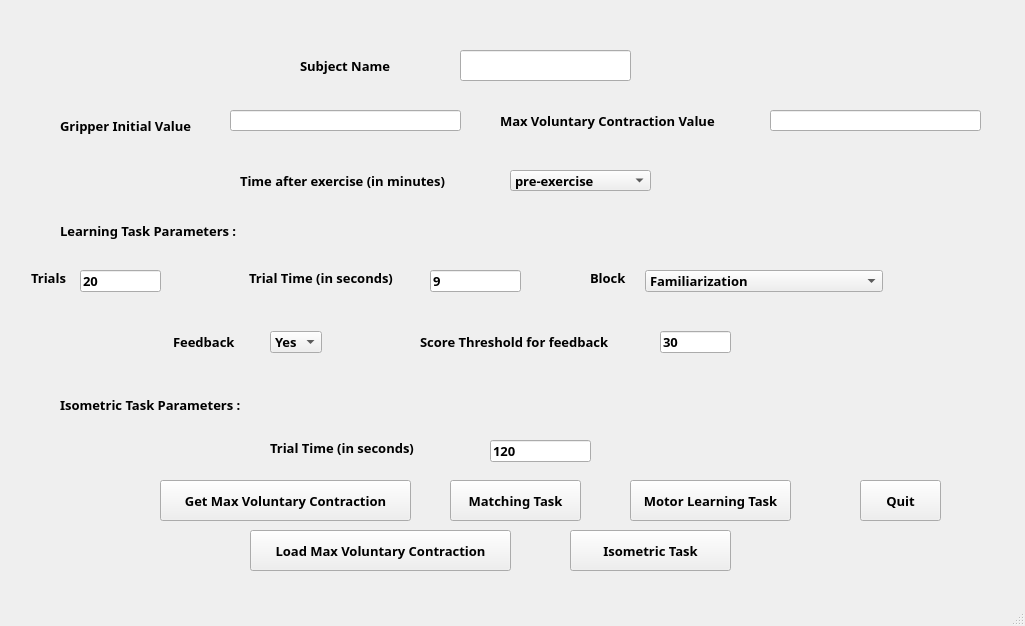
Old version of the form Elvisha/task_GUI.ui in the repository arnaghosh/MITACS.
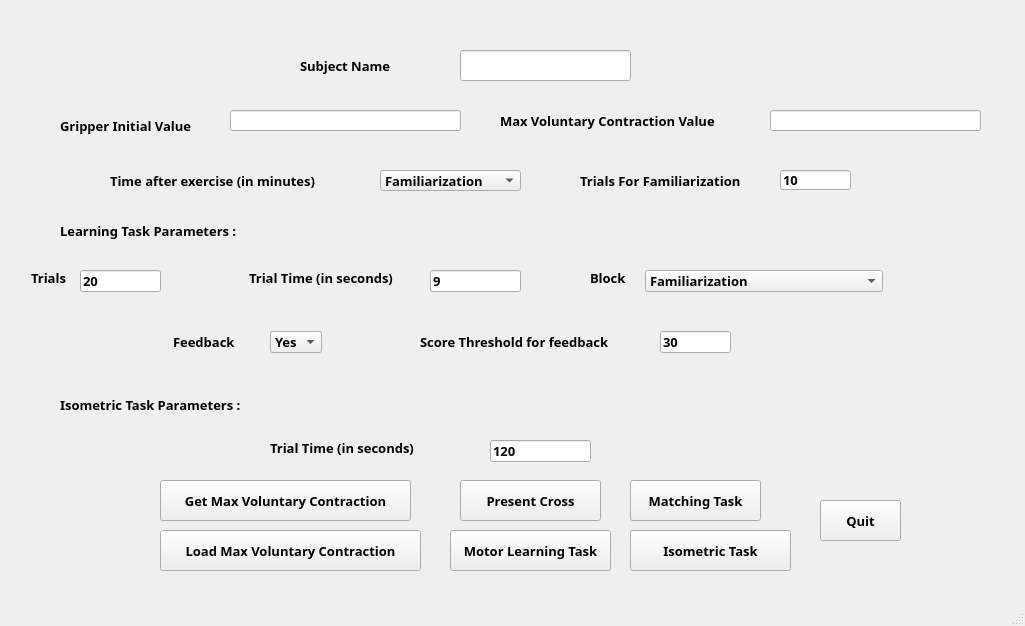
New version of the form. Icons and pictures are not drawn.

Commit message: adding present cross feature.

```diff
--- a/Elvisha/task_GUI.ui
+++ b/Elvisha/task_GUI.ui
@@ -93,7 +93,7 @@
    <widget class="QPushButton" name="hold">
     <property name="geometry">
      <rect>
-      <x>450</x>
+      <x>630</x>
       <y>480</y>
       <width>131</width>
       <height>41</height>
@@ -106,8 +106,8 @@
    <widget class="QPushButton" name="learn">
     <property name="geometry">
      <rect>
-      <x>630</x>
-      <y>480</y>
+      <x>450</x>
+      <y>530</y>
       <width>161</width>
       <height>41</height>
      </rect>
@@ -119,8 +119,8 @@
    <widget class="QPushButton" name="quit">
     <property name="geometry">
      <rect>
-      <x>860</x>
-      <y>480</y>
+      <x>820</x>
+      <y>500</y>
       <width>81</width>
       <height>41</height>
      </rect>
@@ -342,7 +342,7 @@
    <widget class="QPushButton" name="loadMax">
     <property name="geometry">
      <rect>
-      <x>250</x>
+      <x>160</x>
       <y>530</y>
       <width>261</width>
       <height>41</height>
@@ -355,7 +355,7 @@
    <widget class="QPushButton" name="isometric">
     <property name="geometry">
      <rect>
-      <x>570</x>
+      <x>630</x>
       <y>530</y>
       <width>161</width>
       <height>41</height>
@@ -423,7 +423,7 @@
    <widget class="QLabel" name="time_forHold">
     <property name="geometry">
      <rect>
-      <x>240</x>
+      <x>110</x>
       <y>160</y>
       <width>251</width>
       <height>41</height>
@@ -436,12 +436,17 @@
    <widget class="QComboBox" name="combo_holdTime">
     <property name="geometry">
      <rect>
-      <x>510</x>
+      <x>380</x>
       <y>170</y>
       <width>141</width>
       <height>21</height>
      </rect>
     </property>
+    <item>
+     <property name="text">
+      <string>Familiarization</string>
+     </property>
+    </item>
     <item>
      <property name="text">
       <string>pre-exercise</string>
@@ -468,6 +473,45 @@
      </property>
     </item>
    </widget>
+   <widget class="QLabel" name="trials_famil_label">
+    <property name="geometry">
+     <rect>
+      <x>580</x>
+      <y>170</y>
+      <width>201</width>
+      <height>21</height>
+     </rect>
+    </property>
+    <property name="text">
+     <string>Trials For Familiarization</string>
+    </property>
+   </widget>
+   <widget class="QLineEdit" name="text_trialFamil">
+    <property name="geometry">
+     <rect>
+      <x>780</x>
+      <y>170</y>
+      <width>71</width>
+      <height>20</height>
+     </rect>
+    </property>
+    <property name="text">
+     <string>10</string>
+    </property>
+   </widget>
+   <widget class="QPushButton" name="presentCross">
+    <property name="geometry">
+     <rect>
+      <x>460</x>
+      <y>480</y>
+      <width>141</width>
+      <height>41</height>
+     </rect>
+    </property>
+    <property name="text">
+     <string>Present Cross</string>
+    </property>
+   </widget>
   </widget>
   <widget class="QMenuBar" name="menubar">
    <property name="geometry">
```
